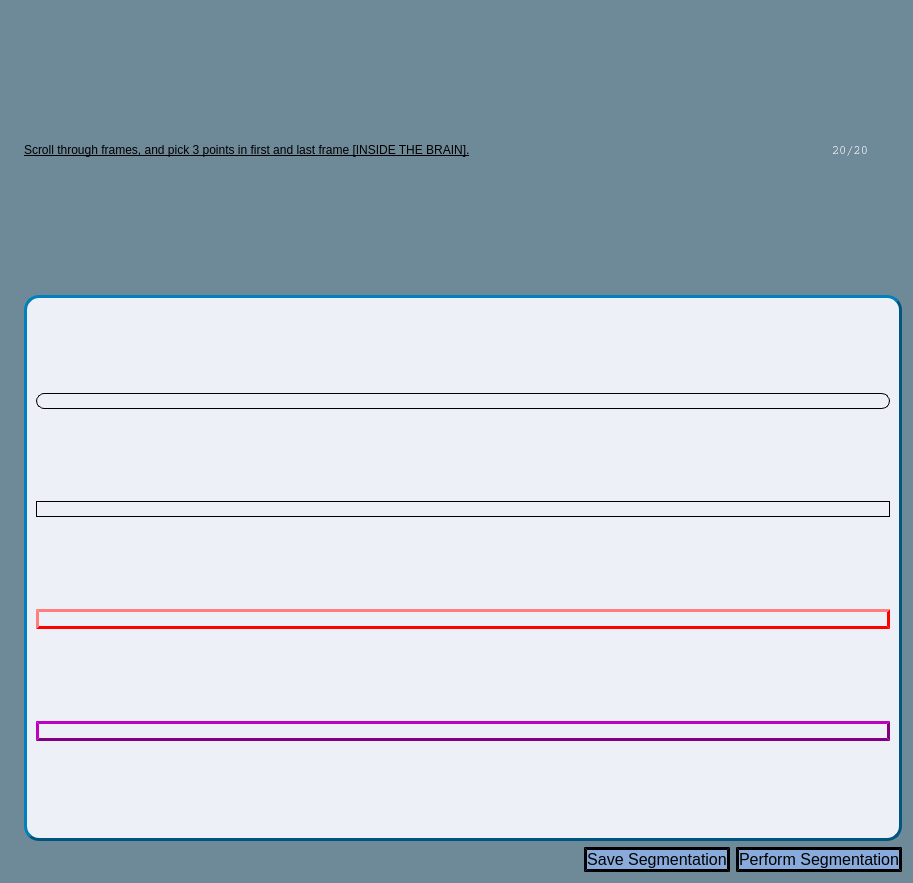
EldanChodorov/Automated_FetalMRI, file FetalMRI_Workspace.ui: the form before one commit.
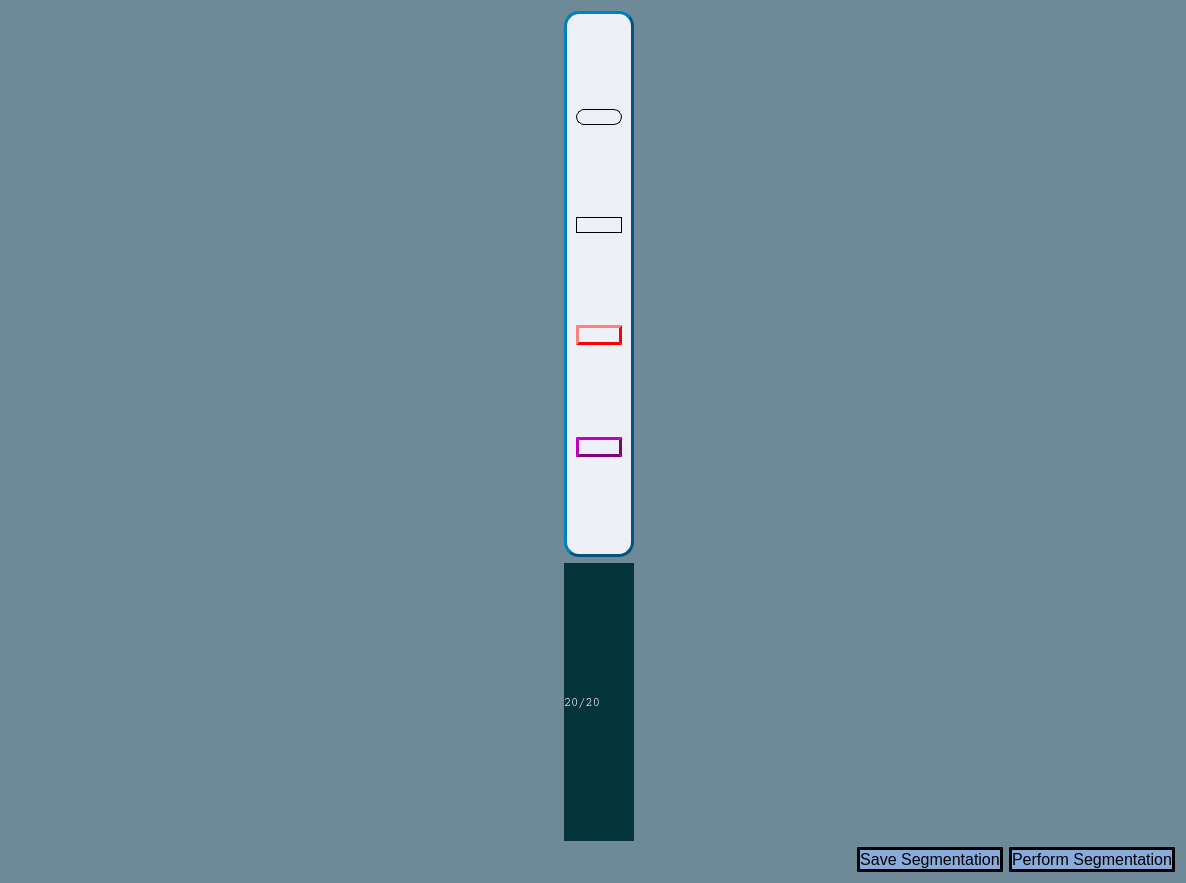
The form after the commit. Icons and pictures are not drawn.

```diff
--- a/FetalMRI_Workspace.ui
+++ b/FetalMRI_Workspace.ui
@@ -9,7 +9,7 @@
    <rect>
     <x>0</x>
     <y>0</y>
-    <width>913</width>
+    <width>1186</width>
     <height>883</height>
    </rect>
   </property>
@@ -24,56 +24,15 @@
   </property>
   <layout class="QGridLayout" name="gridLayout_2" rowstretch="0">
    <item row="0" column="0">
-    <layout class="QVBoxLayout" name="MainLayout" stretch="0,1,0">
+    <layout class="QVBoxLayout" name="MainLayout" stretch="1,0">
      <property name="leftMargin">
       <number>13</number>
      </property>
-     <item>
-      <layout class="QHBoxLayout" name="initial_into">
-       <item>
-        <widget class="QLabel" name="user_explanation">
-         <property name="styleSheet">
-          <string notr="true">text-decoration: underline;
-font: 75 11pt underline &quot;MS UI Gothic&quot;;
-</string>
-         </property>
-         <property name="text">
-          <string>Scroll through frames, and pick 3 points in first and last frame [INSIDE THE BRAIN].</string>
-         </property>
-        </widget>
-       </item>
-       <item>
-        <widget class="QLabel" name="frame_number">
-         <property name="minimumSize">
-          <size>
-           <width>42</width>
-           <height>278</height>
-          </size>
-         </property>
-         <property name="maximumSize">
-          <size>
-           <width>70</width>
-           <height>16777215</height>
-          </size>
-         </property>
-         <property name="autoFillBackground">
-          <bool>false</bool>
-         </property>
-         <property name="styleSheet">
-          <string notr="true">font: 75 12pt &quot;MS Shell Dlg 2&quot;;
-color: rgb(255, 255, 255);
-font-family: Courier;</string>
-         </property>
-         <property name="text">
-          <string>20/20</string>
-         </property>
-        </widget>
-       </item>
-      </layout>
-     </item>
      <item>
       <layout class="QHBoxLayout" name="ImageLayout" stretch="0">
        <item>
+        <layout class="QVBoxLayout" name="verticalLayout" stretch="1,0">
+         <item>
         <widget class="QFrame" name="tool_kit">
          <property name="styleSheet">
           <string notr="true">border-color: rgb(0, 85, 127);
@@ -163,6 +122,36 @@
           </item>
          </layout>
         </widget>
+         </item>
+         <item>
+          <widget class="QLabel" name="frame_number">
+           <property name="minimumSize">
+            <size>
+             <width>42</width>
+             <height>278</height>
+            </size>
+           </property>
+           <property name="maximumSize">
+            <size>
+             <width>70</width>
+             <height>16777215</height>
+            </size>
+           </property>
+           <property name="autoFillBackground">
+            <bool>false</bool>
+           </property>
+           <property name="styleSheet">
+            <string notr="true">font: 75 12pt &quot;MS Shell Dlg 2&quot;;
+color: rgb(255, 255, 255);
+font-family: Courier;
+background-color: rgb(4, 51, 57);</string>
+           </property>
+           <property name="text">
+            <string>20/20</string>
+           </property>
+          </widget>
+         </item>
+        </layout>
        </item>
       </layout>
      </item>
```
Left out of the diff: 34 changed lines with no effect on the pictures. Lines whose indentation alone changed are shown as unchanged.
